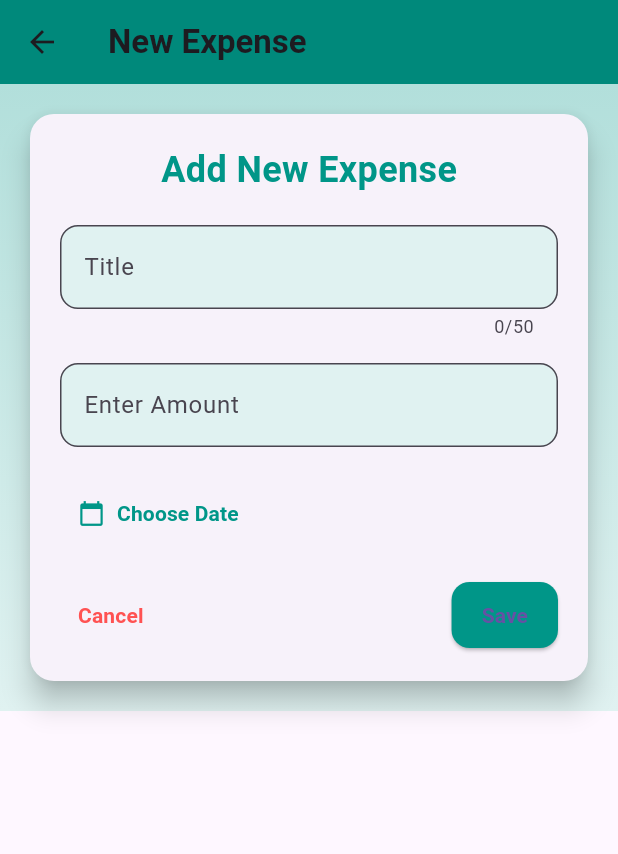
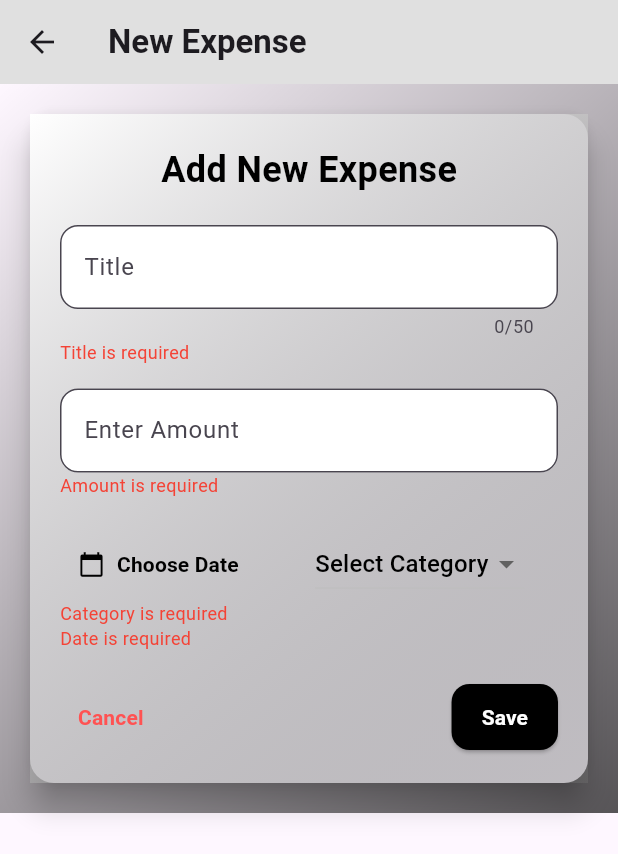
Before and after one commit to RushirajRavalji/Flutter_projects, a Flutter app: the NewExpense screen opened directly, after a tap on "Save", on a phone screen of 412 x 824 dp. Shown: the top 854 px of the screen. Run offline on Flutter 3.47's test engine with Material 3 defaults, Android fonts, the phone set to English and light mode, and no system bars.

Commit message:
complete add expenses pannel

```diff
--- a/_3_expense_tracker/lib/widgets/expenses.dart
+++ b/_3_expense_tracker/lib/widgets/expenses.dart
@@ -45,10 +45,7 @@ class _ExpensesState extends State<Expenses> {
       body: Container(
         decoration: const BoxDecoration(
           gradient: LinearGradient(
-            colors: [
-              Color.fromARGB(255, 76, 210, 170),
-              Color.fromARGB(168, 0, 0, 0)
-            ],
+            colors: [Colors.transparent, Color.fromARGB(168, 0, 0, 0)],
             begin: Alignment.topLeft,
             end: Alignment.bottomRight,
           ),
--- a/_3_expense_tracker/lib/widgets/new_expense.dart
+++ b/_3_expense_tracker/lib/widgets/new_expense.dart
@@ -1,25 +1,50 @@
 import 'package:flutter/material.dart';
+// Import the Flutter Material Design package for building UI elements
+
+import 'package:_3_expense_tracker/models/expense.dart';
+// Import a custom model for handling expense data (e.g., Category)
 
 class NewExpense extends StatefulWidget {
   const NewExpense({super.key});
+  // Define a StatefulWidget to create the NewExpense form page
 
   @override
   State<NewExpense> createState() => _NewExpenseState();
+  // Create the state for this StatefulWidget (manages the state of the form)
 }
 
 class _NewExpenseState extends State<NewExpense> {
   final _titleController = TextEditingController();
+  // Controller for the "Title" text field to manage text input
+
   final _amountController = TextEditingController();
+  // Controller for the "Amount" text field to manage text input
+
   DateTime? _selectedDate;
+  // Store the selected date for the expense
+
+  Category? _selectedCategory;
+  // Store the selected category for the expense
+
+  String? _titleError;
+  String? _amountError;
+  String? _dateError;
+  String? _categoryError;
+  // Error message variables for each field. If the field is empty, an error message will be set
 
   @override
   void dispose() {
     _titleController.dispose();
+    // Dispose the title controller to free up memory
+
     _amountController.dispose();
+    // Dispose the amount controller to free up memory
+
     super.dispose();
   }
 
   Future<void> _presentDatePicker() async {
+    // Function to display a date picker to choose the date
     final pickedDate = await showDatePicker(
       context: context,
       initialDate: DateTime.now(),
@@ -29,27 +54,42 @@ class _NewExpenseState extends State<NewExpense> {
     if (pickedDate != null) {
       setState(() {
         _selectedDate = pickedDate;
+        _dateError = null; // Clear the date error if a date is selected
       });
     }
   }
 
+  void _validateForm() {
+    // Validate the form fields and set error messages if any field is empty
+    setState(() {
+      _titleError = _titleController.text.isEmpty ? 'Title is required' : null;
+      _amountError =
+          _amountController.text.isEmpty ? 'Amount is required' : null;
+      _dateError = _selectedDate == null ? 'Date is required' : null;
+      _categoryError =
+          _selectedCategory == null ? 'Category is required' : null;
+    });
+  }
+
   @override
   Widget build(BuildContext context) {
+    // The main UI layout for the NewExpense screen
     return Scaffold(
       appBar: AppBar(
         title: const Text(
           'New Expense',
           style: TextStyle(fontWeight: FontWeight.bold),
         ),
-        backgroundColor: Colors.teal.shade600,
+        backgroundColor: Colors.grey[300],
+        // Set up the app bar with the title 'New Expense'
       ),
       body: SingleChildScrollView(
         child: Container(
           decoration: const BoxDecoration(
             gradient: LinearGradient(
-              colors: [Color(0xFFB2DFDB), Color(0xFFE0F2F1)],
-              begin: Alignment.topCenter,
-              end: Alignment.bottomCenter,
+              colors: [Colors.transparent, Color.fromARGB(168, 0, 0, 0)],
+              begin: Alignment.topLeft,
+              end: Alignment.bottomRight,
             ),
           ),
           child: Padding(
@@ -58,6 +98,17 @@ class _NewExpenseState extends State<NewExpense> {
               elevation: 8,
               shape: RoundedRectangleBorder(
                 borderRadius: BorderRadius.circular(16),
+              ),
+              child: Container(
+                decoration: const BoxDecoration(
+                  gradient: LinearGradient(
+                    colors: [
+                      Color.fromARGB(255, 255, 255, 255),
+                      Color.fromARGB(105, 112, 112, 112),
+                    ],
+                    begin: Alignment.topLeft,
+                    end: Alignment.bottomRight,
+                  ),
                 ),
                 child: Padding(
                   padding: const EdgeInsets.all(20.0),
@@ -70,7 +121,7 @@ class _NewExpenseState extends State<NewExpense> {
                           style: TextStyle(
                             fontSize: 24,
                             fontWeight: FontWeight.bold,
-                          color: Colors.teal,
+                            color: Colors.black,
                           ),
                         ),
                       ),
@@ -81,12 +132,19 @@ class _NewExpenseState extends State<NewExpense> {
                         decoration: InputDecoration(
                           labelText: 'Title',
                           filled: true,
-                        fillColor: Colors.teal.shade50,
+                          fillColor: Colors.white,
                           border: OutlineInputBorder(
                             borderRadius: BorderRadius.circular(12),
                           ),
                         ),
                       ),
+                      if (_titleError != null)
+                        Text(
+                          _titleError!,
+                          style:
+                              const TextStyle(color: Colors.red, fontSize: 12),
+                        ),
+                      // Create the "Title" field with error display if applicable
                       const SizedBox(height: 16),
                       TextField(
                         controller: _amountController,
@@ -94,12 +152,19 @@ class _NewExpenseState extends State<NewExpense> {
                         decoration: InputDecoration(
                           labelText: 'Enter Amount',
                           filled: true,
-                        fillColor: Colors.teal.shade50,
+                          fillColor: Colors.white,
                           border: OutlineInputBorder(
                             borderRadius: BorderRadius.circular(12),
                           ),
                         ),
                       ),
+                      if (_amountError != null)
+                        Text(
+                          _amountError!,
+                          style:
+                              const TextStyle(color: Colors.red, fontSize: 12),
+                        ),
+                      // Create the "Amount" field with error display if applicable
                       const SizedBox(height: 20),
                       Row(
                         mainAxisAlignment: MainAxisAlignment.start,
@@ -108,21 +173,54 @@ class _NewExpenseState extends State<NewExpense> {
                             onPressed: _presentDatePicker,
                             icon: const Icon(
                               Icons.calendar_today,
-                            color: Colors.teal,
+                              color: Colors.black,
                             ),
                             label: Text(
                               _selectedDate == null
                                   ? 'Choose Date'
-                                : 'Picked Date: ${_selectedDate!.toLocal()}'
-                                    .split(' ')[0],
+                                  : '${_selectedDate!.toLocal()}'.split(' ')[0],
                               style: const TextStyle(
-                              color: Colors.teal,
+                                color: Colors.black,
                                 fontWeight: FontWeight.w600,
                               ),
                             ),
                           ),
+                          const SizedBox(width: 35),
+                          DropdownButton<Category>(
+                            value: _selectedCategory,
+                            hint: const Text(
+                              'Select Category',
+                              style: TextStyle(color: Colors.black),
+                            ),
+                            items: Category.values.map((Category category) {
+                              return DropdownMenuItem<Category>(
+                                value: category,
+                                child: Text(category.name),
+                              );
+                            }).toList(),
+                            onChanged: (Category? value) {
+                              setState(() {
+                                _selectedCategory = value;
+                                _categoryError =
+                                    null; // Clear error when category is selected
+                              });
+                            },
+                          ),
                         ],
                       ),
+                      if (_categoryError != null)
+                        Text(
+                          _categoryError!,
+                          style:
+                              const TextStyle(color: Colors.red, fontSize: 12),
+                        ),
+                      if (_dateError != null)
+                        Text(
+                          _dateError!,
+                          style:
+                              const TextStyle(color: Colors.red, fontSize: 12),
+                        ),
+                      // Create the "Date" and "Category" fields with error messages displayed if applicable
                       const SizedBox(height: 20),
                       Row(
                         mainAxisAlignment: MainAxisAlignment.spaceBetween,
@@ -141,7 +239,7 @@ class _NewExpenseState extends State<NewExpense> {
                           ),
                           ElevatedButton(
                             style: ElevatedButton.styleFrom(
-                            backgroundColor: Colors.teal,
+                              backgroundColor: Colors.black,
                               shape: RoundedRectangleBorder(
                                 borderRadius: BorderRadius.circular(12),
                               ),
@@ -149,14 +247,26 @@ class _NewExpenseState extends State<NewExpense> {
                                   vertical: 12, horizontal: 20),
                             ),
                             onPressed: () {
+                              _validateForm();
+                              // Call the form validation function
+                              if (_titleError == null &&
+                                  _amountError == null &&
+                                  _dateError == null &&
+                                  _categoryError == null) {
+                                // If no errors, print the input values
                                 print('Title: ${_titleController.text}');
                                 print('Amount: ${_amountController.text}');
                                 print(
                                     'Date: ${_selectedDate?.toLocal().toString().split(' ')[0] ?? 'No Date Selected'}');
+                                print(
+                                    'Category: ${_selectedCategory?.name ?? 'No Category Selected'}');
+                              }
                             },
                             child: const Text(
                               "Save",
-                            style: TextStyle(fontWeight: FontWeight.bold),
+                              style: TextStyle(
+                                  fontWeight: FontWeight.bold,
+                                  color: Colors.white),
                             ),
                           ),
                         ],
@@ -168,6 +278,7 @@ class _NewExpenseState extends State<NewExpense> {
             ),
           ),
         ),
+      ),
     );
   }
 }
```
Lines whose indentation alone changed are shown as unchanged.
